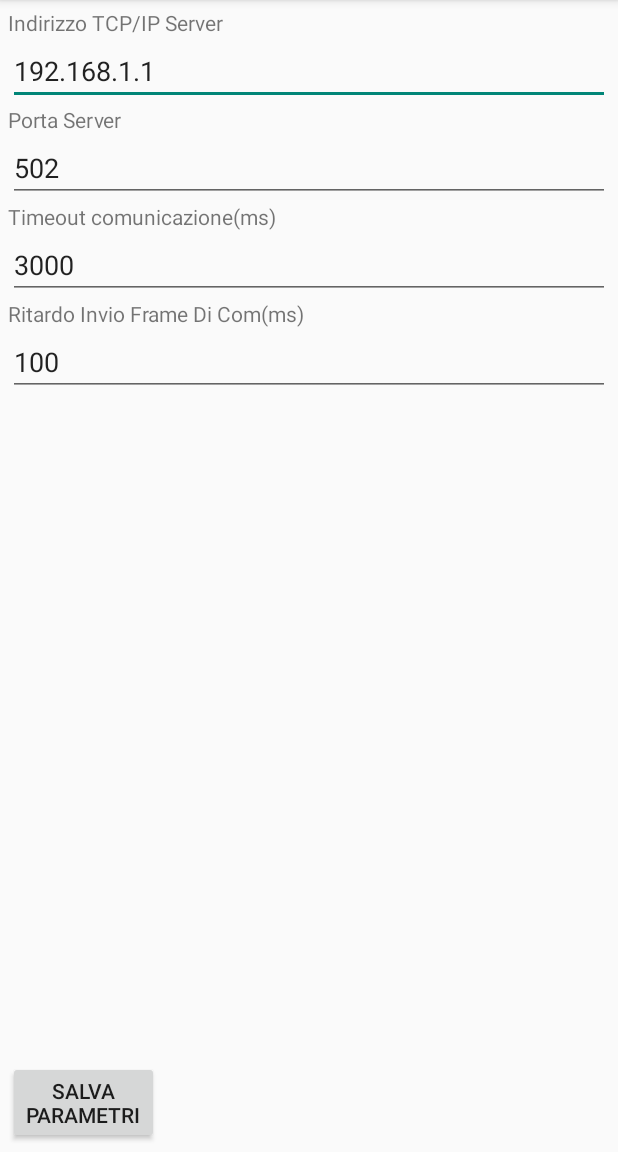
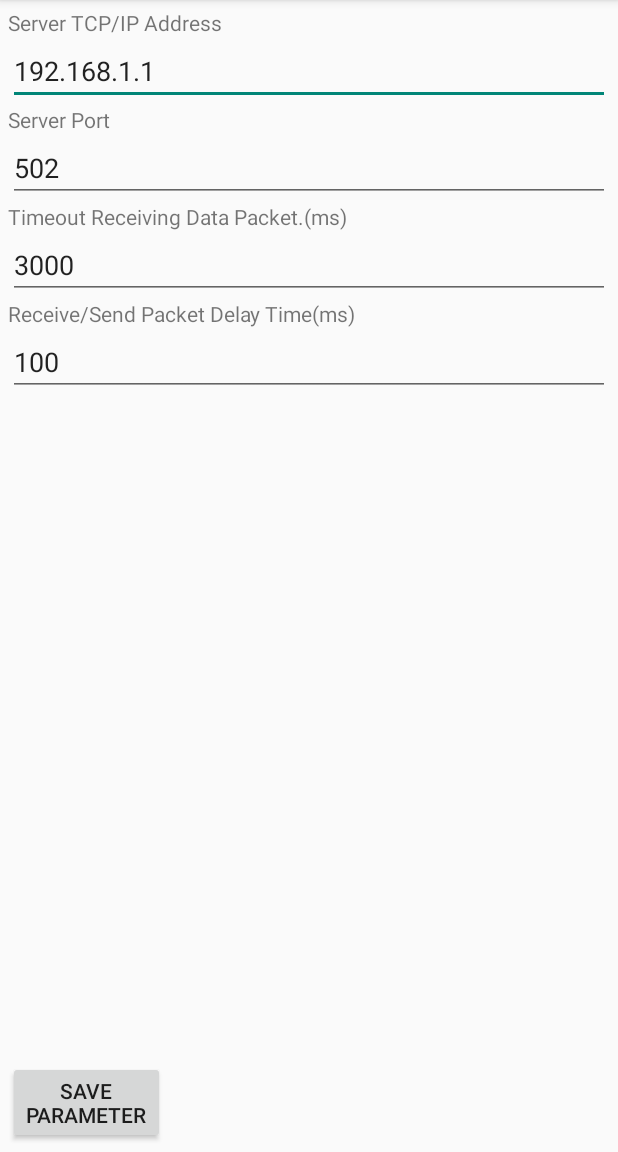
Before and after one commit to rpretolesi/Arduino, an Android app: the screen it shows after launch (SettingsActivity), in the options menu, after a tap on "Settings", on a phone screen of 412 x 824 dp, the part 84-1236 px from its top. Run offline under Robolectric (Android 15) with nearby library versions, the phone set to English and light mode, and no system bars.

Commit message:
06_03_2015

```diff
--- a/app/src/main/java/SQL/SQLContract.java
+++ b/app/src/main/java/SQL/SQLContract.java
@@ -35,10 +35,10 @@ public class SQLContract
         PORT(3, "502"),
         TIMEOUT(4, "3000"),
         COMM_FRAME_DELAY(5, "100"),
-        SETT_SENSOR_FEEDBACK_AMPL_K(10, "300.0"),
-        SETT_SENSOR_LOW_PASS_FILTER_K(11, "0.3"),
+        SETT_SENSOR_FEEDBACK_AMPL_K(10, "500.0"),
+        SETT_SENSOR_LOW_PASS_FILTER_K(11, "0.5"),
         SETT_SENSOR_MAX_OUTPUT_VALUE(12, "250"),
-        SETT_SENSOR_MIN_VALUE_START_OUTPUT(13, "50");
+        SETT_SENSOR_MIN_VALUE_START_OUTPUT(13, "10");
 
         private int value;
         private String defaultValue;
--- a/app/src/main/java/com/pretolesi/arduino/AlarmListAdapter.java
+++ b/app/src/main/java/com/pretolesi/arduino/AlarmListAdapter.java
@@ -14,6 +14,8 @@ import java.util.ArrayList;
  */
 public class AlarmListAdapter extends BaseAdapter
 {
+    private static final String TAG = "AlarmListAdapter";
+
     private ArrayList<String> m_alstr = new ArrayList<>();
 
     private final Context context;
--- a/app/src/main/java/com/pretolesi/arduino/ArduinoClientSocket.java
+++ b/app/src/main/java/com/pretolesi/arduino/ArduinoClientSocket.java
@@ -18,6 +18,8 @@ import java.util.Arrays;
  */
 public class ArduinoClientSocket
 {
+    private static final String TAG = "ArduinoClientSocket";
+
     private static byte SOH = 0x01;
     private static byte EOT = 0x04;
     private static byte ENQ = 0x05;
--- a/app/src/main/java/com/pretolesi/arduino/BaseFragment.java
+++ b/app/src/main/java/com/pretolesi/arduino/BaseFragment.java
@@ -7,7 +7,9 @@ import android.support.v7.app.ActionBar;
 /**
  *
  */
-public class BaseFragment extends Fragment implements CommunicationStatus{
+public class BaseFragment extends Fragment implements CommunicationStatus {
+
+    private static final String TAG = "BaseFragment";
 
     public void onTabSelected(ActionBar.Tab tab, FragmentTransaction fragmentTransaction) {
 
--- a/app/src/main/java/com/pretolesi/arduino/InputFilterMinMax.java
+++ b/app/src/main/java/com/pretolesi/arduino/InputFilterMinMax.java
@@ -10,6 +10,7 @@ import android.text.Spanned;
  *
  */
 public class InputFilterMinMax implements InputFilter {
+    private static final String TAG = "InputFilterMinMax";
 
     private float m_min, m_max;
     private Context m_context;
--- a/app/src/main/java/com/pretolesi/arduino/MainActivity.java
+++ b/app/src/main/java/com/pretolesi/arduino/MainActivity.java
@@ -5,9 +5,6 @@ import java.util.List;
 import java.util.Locale;
 import java.lang.Math;
 import java.util.Vector;
-
-import android.content.ClipData;
-import android.content.ClipboardManager;
 import android.content.Intent;
 import android.graphics.Color;
 import android.hardware.Sensor;
@@ -23,27 +20,22 @@ import android.support.v4.app.FragmentManager;
 import android.support.v4.app.FragmentPagerAdapter;
 import android.os.Bundle;
 import android.support.v4.view.ViewPager;
-import android.util.TypedValue;
-import android.view.GestureDetector;
 import android.view.LayoutInflater;
 import android.view.Menu;
 import android.view.MenuItem;
-import android.view.MotionEvent;
-import android.view.ScaleGestureDetector;
 import android.view.View;
 import android.view.ViewGroup;
 import android.widget.Button;
 import android.widget.CompoundButton;
-import android.widget.EditText;
 import android.widget.SeekBar;
 import android.widget.TextView;
-import android.widget.Toast;
 import android.widget.ToggleButton;
 
 import SQL.SQLContract;
 
-public class MainActivity extends ActionBarActivity implements ActionBar.TabListener
-{
+public class MainActivity extends ActionBarActivity implements ActionBar.TabListener {
+
+    private static final String TAG = "MainActivity";
 
     /**
      * The {@link android.support.v4.view.PagerAdapter} that will provide
@@ -208,20 +200,6 @@ public class MainActivity extends ActionBarActivity implements ActionBar.TabList
         {
             bf.onTabSelected(tab, fragmentTransaction);
         }
-/*
-        if(tab.getPosition() == 1)
-        {
-
-            PatientPainTherapyFragment pptf = (PatientPainTherapyFragment)getSupportFragmentManager().findFragmentByTag(strTAG);
-            if(pptf != null)
-            {
-                if(pptf.isResumed() == true)
-                {
-                    pptf.UpdateFragment();
-                }
-            }
-        }
-*/
     }
 
     @Override
@@ -2101,7 +2079,7 @@ public class MainActivity extends ActionBarActivity implements ActionBar.TabList
     }
 
     private class CommunicationTask extends AsyncTask<Object, String, Void> {
-        private List<CommunicationStatus> lCSListener = new Vector<CommunicationStatus>();
+        private List<CommunicationStatus> lCSListener = new Vector<>();
 
         // Imposto il listener
         public synchronized void registerListener(CommunicationStatus listener) {
@@ -2136,12 +2114,10 @@ public class MainActivity extends ActionBarActivity implements ActionBar.TabList
             int iTimeout = 0;
             int iCommFrameDelay = 0;
 
-            byte[] byteToRead = new byte[64];
-
             try {
                 while (!isCancelled() && acs != null && msg != null) {
 
-                    if (acs.isConnected() == false) {
+                    if (!acs.isConnected()) {
                         // Pubblico i dati
                         strStatus = getString(R.string.comm_status_connecting);
                         strError = "";
@@ -2153,10 +2129,10 @@ public class MainActivity extends ActionBarActivity implements ActionBar.TabList
                             iTimeout = Integer.parseInt(SQLContract.Settings.getParameter(getApplicationContext(), SQLContract.Parameter.TIMEOUT));
                             iCommFrameDelay = Integer.parseInt(SQLContract.Settings.getParameter(getApplicationContext(), SQLContract.Parameter.COMM_FRAME_DELAY));
                         }
-                        catch (Exception ex) {
+                        catch (Exception ignored) {
                         }
-                        if(strIpAddress.equals("") == false && iPort > 0 && iTimeout > 0) {
-                            if (acs.connectToArduino(strIpAddress, iPort, iTimeout) == true) {
+                        if(!strIpAddress.equals("") && iPort > 0 && iTimeout > 0) {
+                            if (acs.connectToArduino(strIpAddress, iPort, iTimeout)) {
                                 strStatus = getString(R.string.comm_status_connected);
                                 strError = "";
                                 this.publishProgress(strStatus, strError, "");
@@ -2168,7 +2144,7 @@ public class MainActivity extends ActionBarActivity implements ActionBar.TabList
                                 // attendo per non sovraccaricare CPU
                                 try {
                                     Thread.sleep(3000, 0);
-                                } catch (InterruptedException e) {
+                                } catch (InterruptedException ignored) {
                                 }
                             }
                         }
@@ -2180,7 +2156,7 @@ public class MainActivity extends ActionBarActivity implements ActionBar.TabList
                             // attendo per non sovraccaricare CPU
                             try {
                                 Thread.sleep(3000, 0);
-                            } catch (InterruptedException e) {
+                            } catch (InterruptedException ignored) {
                             }
                         }
                     } else {
@@ -2220,7 +2196,7 @@ public class MainActivity extends ActionBarActivity implements ActionBar.TabList
                                         iCommFrameDelay = 10;
                                     }
                                     Thread.sleep((iCommFrameDelay * 2), 0);
-                                } catch (InterruptedException e) {
+                                } catch (InterruptedException ignored) {
                                 }
                             } else {
                                  strStatus = getString(R.string.comm_status_error);
@@ -2229,7 +2205,7 @@ public class MainActivity extends ActionBarActivity implements ActionBar.TabList
                                  // attendo per non sovraccaricare CPU
                                  try {
                                      Thread.sleep(3000, 0);
-                                 } catch (InterruptedException e) {
+                                 } catch (InterruptedException ignored) {
                                  }
                             }
                         } else {
@@ -2239,7 +2215,7 @@ public class MainActivity extends ActionBarActivity implements ActionBar.TabList
                             // attendo per non sovraccaricare CPU
                             try {
                                 Thread.sleep(3000, 0);
-                            } catch (InterruptedException e) {
+                            } catch (InterruptedException ignored) {
                             }
                         }
                     }
@@ -2303,8 +2279,7 @@ public class MainActivity extends ActionBarActivity implements ActionBar.TabList
     }
     static short floatToshort(float f) {
         byte byte_1 = floatTobyte(f);
-        short sh_1 = (short)(byte_1 & 0xff);
-        return sh_1;
+        return (short)(byte_1 & 0xff);
     }
     // Deemphasize transient forces
     static float lowPass(float current, float gravity, float alpha) {
--- a/app/src/main/java/com/pretolesi/arduino/Message.java
+++ b/app/src/main/java/com/pretolesi/arduino/Message.java
@@ -7,7 +7,9 @@ import java.util.concurrent.locks.ReentrantLock;
  * Command class
  */
 public class Message {
-//    private static byte ACK = 0x06;
+    private static final String TAG = "Message";
+
+    //    private static byte ACK = 0x06;
     private static byte SOH = 0x01;
     private static byte EOT = 0x04;
     private static byte ENQ = 0x05;
--- a/app/src/main/java/com/pretolesi/arduino/PretolesiEditText.java
+++ b/app/src/main/java/com/pretolesi/arduino/PretolesiEditText.java
@@ -18,6 +18,9 @@ import android.widget.Toast;
  *  Custom EditText
  */
 public class PretolesiEditText extends EditText {
+
+    private static final String TAG = "PretolesiEditText";
+
 
     private ScaleGestureDetector m_ScaleGestureDetector;
     private GestureDetector m_GestureDetector;
--- a/app/src/main/java/com/pretolesi/arduino/SettingsActivity.java
+++ b/app/src/main/java/com/pretolesi/arduino/SettingsActivity.java
@@ -6,7 +6,9 @@ import android.os.Bundle;
 import android.support.v4.app.Fragment;
 import android.support.v4.app.FragmentManager;
 import android.support.v4.app.FragmentPagerAdapter;
+import android.support.v4.app.FragmentTransaction;
 import android.support.v4.view.ViewPager;
+import android.support.v7.app.ActionBar;
 import android.support.v7.app.ActionBarActivity;
 import android.text.InputFilter;
 import android.view.LayoutInflater;
@@ -25,8 +27,10 @@ import SQL.SQLContract;
 /**
  * Settings Activity
  */
-public class SettingsActivity extends ActionBarActivity
-{
+public class SettingsActivity extends ActionBarActivity implements ActionBar.TabListener {
+
+    private static final String TAG = "SettingsActivity";
+
     /**
      * The {@link android.support.v4.view.PagerAdapter} that will provide
      * fragments for each of the sections. We use a
@@ -47,6 +51,8 @@ public class SettingsActivity extends ActionBarActivity
         super.onCreate(savedInstanceState);
         setContentView(R.layout.main_activity);
 
+        final ActionBar actionBar = getSupportActionBar();
+
 
         // Create the adapter that will return a fragment for each of the three
         // primary sections of the activity.
@@ -55,6 +61,28 @@ public class SettingsActivity extends ActionBarActivity
         // Set up the ViewPager with the sections adapter.
         mViewPager = (ViewPager) findViewById(R.id.pager);
         mViewPager.setAdapter(mSectionsPagerAdapter);
+
+        // When swiping between different sections, select the corresponding
+        // tab. We can also use ActionBar.Tab#select() to do this if we have
+        // a reference to the Tab.
+        mViewPager.setOnPageChangeListener(new ViewPager.SimpleOnPageChangeListener()
+        {
+            @Override
+            public void onPageSelected(int position)
+            {
+                actionBar.setSelectedNavigationItem(position);
+            }
+        });
+
+        // For each of the sections in the app, add a tab to the action bar.
+        for (int i = 0; i < mSectionsPagerAdapter.getCount(); i++) {
+            // Create a tab with text corresponding to the page title defined by
+            // the adapter. Also specify this Activity object, which implements
+            // the TabListener interface, as the callback (listener) for when
+            // this tab is selected.
+            actionBar.addTab(actionBar.newTab().setText(mSectionsPagerAdapter.getPageTitle(i)).setTabListener(this));
+        }
+
     }
 
     @Override
@@ -67,6 +95,21 @@ public class SettingsActivity extends ActionBarActivity
     public void onPause()
     {
         super.onPause();
+    }
+
+    @Override
+    public void onTabSelected(ActionBar.Tab tab, FragmentTransaction fragmentTransaction) {
+
+    }
+
+    @Override
+    public void onTabUnselected(ActionBar.Tab tab, FragmentTransaction fragmentTransaction) {
+
+    }
+
+    @Override
+    public void onTabReselected(ActionBar.Tab tab, FragmentTransaction fragmentTransaction) {
+
     }
 
     /**
@@ -164,9 +207,9 @@ public class SettingsActivity extends ActionBarActivity
             m_settings_id_et_server_port = (PretolesiEditText) getActivity().findViewById(R.id.settings_id_et_server_port);
             m_settings_id_et_server_port.setInputLimit(1, 65535);
             m_settings_id_et_timeout = (PretolesiEditText) getActivity().findViewById(R.id.settings_id_et_timeout);
-            m_settings_id_et_timeout.setInputLimit(1, 65535);
+            m_settings_id_et_timeout.setInputLimit(1, 100);
             m_settings_id_et_comm_frame_delay = (PretolesiEditText) getActivity().findViewById(R.id.settings_id_et_comm_frame_delay);
-            m_settings_id_et_comm_frame_delay.setInputLimit(50, 65535);
+            m_settings_id_et_comm_frame_delay.setInputLimit(50, 5000);
 
             m_settings_id_btn_save_server = (Button) getActivity().findViewById(R.id.settings_id_btn_save_server);
 
@@ -282,9 +325,9 @@ public class SettingsActivity extends ActionBarActivity
             m_settings_id_et_sensor_low_pass_filter_k = (PretolesiEditText) getActivity().findViewById(R.id.settings_id_et_sensor_low_pass_filter_k);
             m_settings_id_et_sensor_low_pass_filter_k.setInputLimit(0.10f, 0.9f);
             m_settings_id_et_sensor_max_output_value = (PretolesiEditText) getActivity().findViewById(R.id.settings_id_et_sensor_max_output_value);
-            m_settings_id_et_sensor_max_output_value.setInputLimit(0, 255);
+            m_settings_id_et_sensor_max_output_value.setInputLimit(5, 255);
             m_settings_id_et_sensor_min_value_start_output = (PretolesiEditText) getActivity().findViewById(R.id.settings_id_et_sensor_min_value_start_output);
-            m_settings_id_et_sensor_min_value_start_output.setInputLimit(0, 255);
+            m_settings_id_et_sensor_min_value_start_output.setInputLimit(5, 255);
 
             m_settings_id_btn_save_sensor = (Button) getActivity().findViewById(R.id.settings_id_btn_save_sensor);
 
--- a/app/src/main/java/com/pretolesi/arduino/ViewHolder.java
+++ b/app/src/main/java/com/pretolesi/arduino/ViewHolder.java
@@ -6,8 +6,9 @@ import android.view.View;
 /**
  * Created by RPRETOLESI on 11/02/2015.
  */
-public class ViewHolder
-{
+public class ViewHolder {
+    private static final String TAG = "ViewHolder";
+
     // I added a generic return type to reduce the casting noise in client code
     @SuppressWarnings("unchecked")
     public static <T extends View> T get(View view, int id) {
--- a/app/src/main/res/values/strings.xml
+++ b/app/src/main/res/values/strings.xml
@@ -5,37 +5,37 @@
     <string name="action_settings">Settings</string>
 
     <!-- Notifiche di operazioni su Database -->
-    <string name="db_save_data_ok">Dati Memorizzati.</string>
-    <string name="db_save_data_error">Errore Memorizzazione Dati.</string>
-    <string name="db_data_server_error">Errore nei Dati Server.</string>
+    <string name="db_save_data_ok">Data Stored.</string>
+    <string name="db_save_data_error">Error Storing Data.</string>
+    <string name="db_data_server_error">Error on the Data Server. Please check the Server configuration.</string>
 
 
     <!-- Settings. Server-->
     <string name="settings_title_setting_server">Server Settings</string>
-    <string name="settings_text_tv_title">Opzioni di connessione al Server</string>
-    <string name="settings_text_tv_server_ip_address">Indirizzo TCP/IP Server</string>
+    <string name="settings_text_tv_title">Server Settings</string>
+    <string name="settings_text_tv_server_ip_address">Server TCP/IP Address</string>
     <string name="settings_hint_et_server_ip_address">xxx.xxx.xxx.xxx</string>
-    <string name="settings_text_tv_server_port">Porta Server</string>
-    <string name="settings_hint_et_server_port">0 - 65535</string>
+    <string name="settings_text_tv_server_port">Server Port</string>
+    <string name="settings_hint_et_server_port">1 - 65535</string>
     <string name="settings_text_btn_start_comm">Start\nCom.</string>
     <string name="settings_text_btn_stop_comm">Stop\nCom.</string>
-    <string name="settings_text_tv_timeout">Timeout comunicazione(ms)</string>
-    <string name="settings_hint_et_timeout">1 - 65535(ms)</string>
-    <string name="settings_text_tv_comm_frame_delay">Ritardo Invio Frame Di Com(ms)</string>
-    <string name="settings_hint_et_comm_frame_delay">50 - 65535</string>
-    <string name="settings_text_btn_save_server">Salva\nParametri</string>
+    <string name="settings_text_tv_timeout">Timeout Receiving Data Packet.(ms)</string>
+    <string name="settings_hint_et_timeout">1 - 100(ms)</string>
+    <string name="settings_text_tv_comm_frame_delay">Receive/Send Packet Delay Time(ms)</string>
+    <string name="settings_hint_et_comm_frame_delay">50 - 5000</string>
+    <string name="settings_text_btn_save_server">Save\nParameter</string>
     <!-- Settings. Sensor-->
     <string name="settings_title_setting_sensor">Sensor Settings</string>
-    <string name="settings_text_tv_title_setting_sensor">Opzioni di Set Sensori</string>
-    <string name="settings_text_tv_sensor_feedback_ampl_k">Amplificazione</string>
+    <string name="settings_text_tv_title_setting_sensor">Sensor Settings</string>
+    <string name="settings_text_tv_sensor_feedback_ampl_k">Gain</string>
     <string name="settings_hint_et_sensor_feedback_ampl_k">1 - 1000</string>
-    <string name="settings_text_tv_sensor_low_pass_filter_k">Filtro passa basso</string>
+    <string name="settings_text_tv_sensor_low_pass_filter_k">Low Pass Filter</string>
     <string name="settings_hint_et_sensor_low_pass_filter_k">0.1 - 0.9</string>
-    <string name="settings_text_tv_sensor_max_output_value">Max valore in uscita</string>
-    <string name="settings_hint_et_sensor_max_output_value">0 - 255</string>
-    <string name="settings_text_tv_sensor_min_value_start_output">Min valore attivazione sensore</string>
-    <string name="settings_hint_et_sensor_min_value_start_output">0 - 255</string>
-    <string name="settings_text_btn_save_sensor">Salva\nParametri</string>
+    <string name="settings_text_tv_sensor_max_output_value">Max output value</string>
+    <string name="settings_hint_et_sensor_max_output_value">5 - 255</string>
+    <string name="settings_text_tv_sensor_min_value_start_output">Min output value</string>
+    <string name="settings_hint_et_sensor_min_value_start_output">5 - 255</string>
+    <string name="settings_text_btn_save_sensor">Save\nParameter</string>
 
 
 
```
